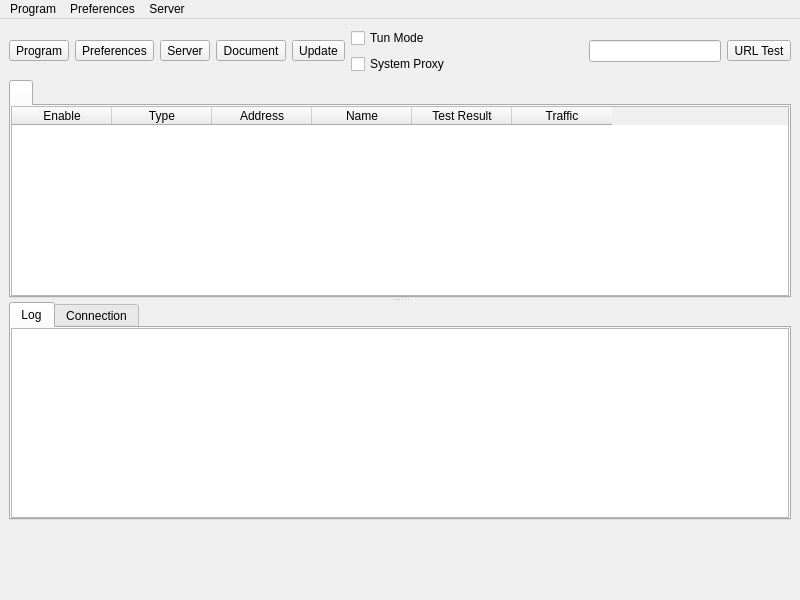
First picture: the form in ui/mainwindow.ui, repository q2333gh/nekoray, before the edit.
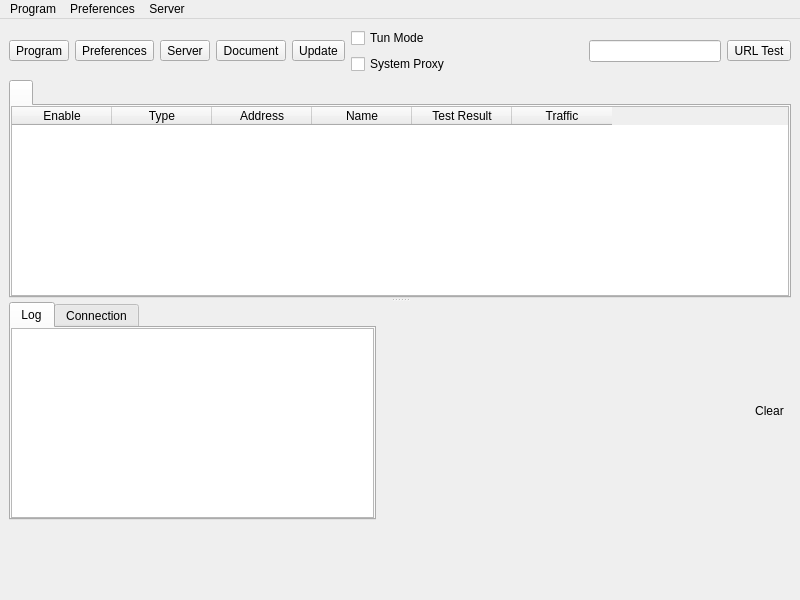
Second picture: the form after the edit. Icons and pictures are not drawn. Custom widgets are drawn as their Qt base class.

Commit message:
Add placeholder actions after Exit button in tray menu
- Add 3 disabled placeholder actions after Exit button
- Fixes Windows bug where Exit button gets cut off in tray context menu
- Placeholders are disabled and show empty text to prevent interaction

```diff
--- a/ui/mainwindow.ui
+++ b/ui/mainwindow.ui
@@ -306,6 +306,8 @@
       <widget class="QWidget" name="aaaaaaaaaaaaaaaaaa">
        <layout class="QVBoxLayout" name="aaaaaaaaaaaa" stretch="0">
         <item>
+          <layout class="QHBoxLayout" name="horizontalLayout_log_controls">
+           <item>
          <widget class="QTabWidget" name="down_tab">
           <property name="currentIndex">
            <number>0</number>
@@ -403,6 +405,34 @@
           </widget>
          </widget>
         </item>
+           <item>
+            <spacer name="horizontalSpacer_logClear">
+             <property name="orientation">
+              <enum>Qt::Horizontal</enum>
+             </property>
+             <property name="sizeHint">
+              <size>
+               <width>40</width>
+               <height>20</height>
+              </size>
+             </property>
+            </spacer>
+           </item>
+           <item>
+            <widget class="QToolButton" name="toolButton_clear_log">
+             <property name="text">
+              <string>Clear</string>
+             </property>
+             <property name="autoRaise">
+              <bool>true</bool>
+             </property>
+             <property name="toolTip">
+              <string>Clear the log display</string>
+             </property>
+            </widget>
+           </item>
+          </layout>
+         </item>
        </layout>
       </widget>
      </widget>
```
Left out of the diff: 27 changed lines with no effect on the pictures. Lines whose indentation alone changed are shown as unchanged.
